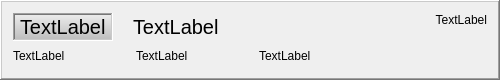
The window that strips/timeassignmentstrip.ui (qohelet/QtZeiterfassung) describes before a commit, drawn with Qt 5.
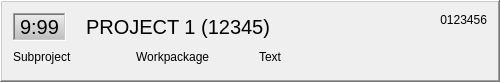
The same window after the commit.

What changed in the file:
```diff
--- a/strips/timeassignmentstrip.ui
+++ b/strips/timeassignmentstrip.ui
@@ -7,7 +7,7 @@
     <x>0</x>
     <y>0</y>
     <width>500</width>
-    <height>80</height>
+    <height>82</height>
    </rect>
   </property>
   <property name="frameShape">
@@ -42,7 +42,7 @@
         <enum>QFrame::Sunken</enum>
        </property>
        <property name="text">
-        <string>TextLabel</string>
+        <string notr="true">9:99</string>
        </property>
       </widget>
      </item>
@@ -54,14 +54,14 @@
         </font>
        </property>
        <property name="text">
-        <string>TextLabel</string>
+        <string notr="true">PROJECT 1 (12345)</string>
        </property>
       </widget>
      </item>
      <item>
       <widget class="QLabel" name="labelId">
        <property name="text">
-        <string>TextLabel</string>
+        <string notr="true">0123456</string>
        </property>
        <property name="alignment">
         <set>Qt::AlignRight|Qt::AlignTop|Qt::AlignTrailing</set>
@@ -81,7 +81,7 @@
         </size>
        </property>
        <property name="text">
-        <string>TextLabel</string>
+        <string notr="true">Subproject</string>
        </property>
       </widget>
      </item>
@@ -94,14 +94,14 @@
         </size>
        </property>
        <property name="text">
-        <string>TextLabel</string>
+        <string notr="true">Workpackage</string>
        </property>
       </widget>
      </item>
      <item>
       <widget class="QLabel" name="labelText">
        <property name="text">
-        <string>TextLabel</string>
+        <string notr="true">Text</string>
        </property>
       </widget>
      </item>
```
Left out of the diff: 4 changed lines with no effect on the pictures.
